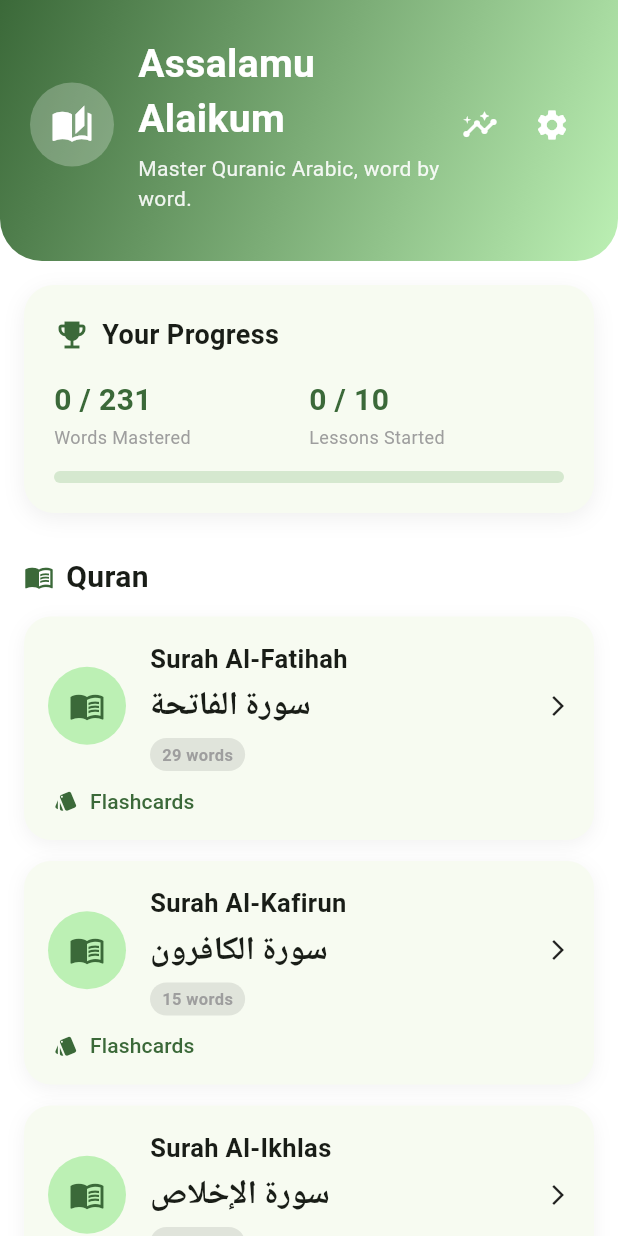
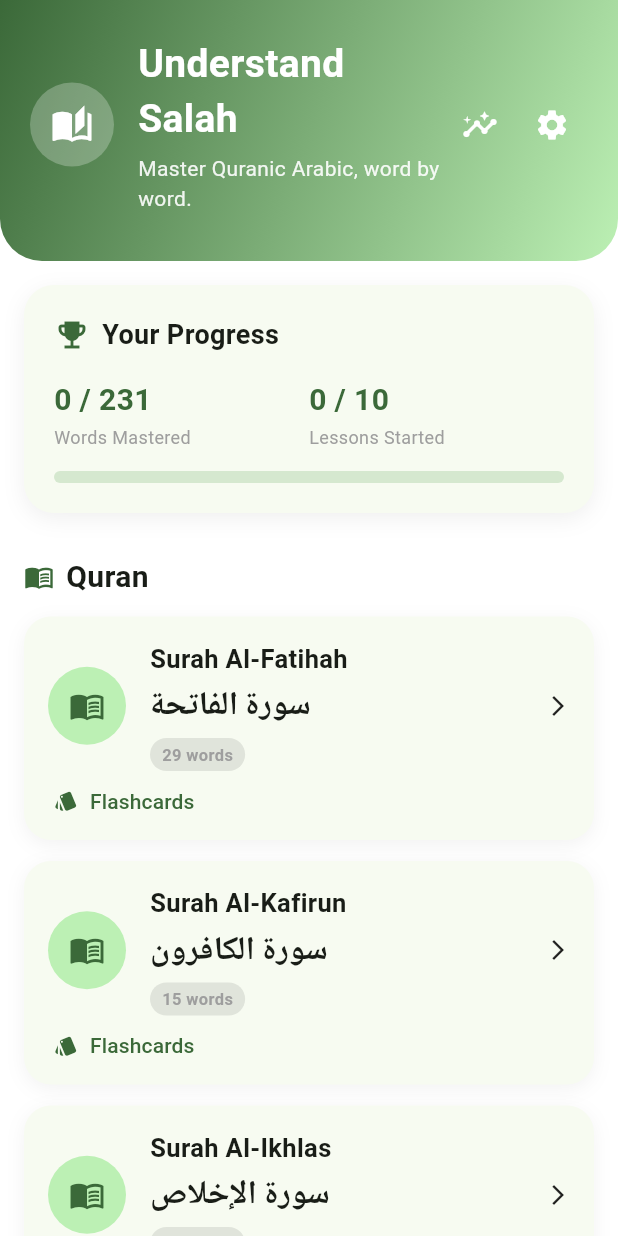
Before and after one commit to muhammadmahboob-collab/UnderstandSalah, a Flutter app: the screen it shows after launch, on a phone screen of 412 x 824 dp. Run offline on Flutter 3.47's test engine with Material 3 defaults, Android fonts, the phone set to English and light mode, and no system bars; our stand-ins replace shared_preferences.

Commit message:
Change home screen heading to Understand Salah

```diff
--- a/lib/screens/home_screen.dart
+++ b/lib/screens/home_screen.dart
@@ -169,7 +169,7 @@ class _HomeScreenState extends State<HomeScreen> {
               crossAxisAlignment: CrossAxisAlignment.start,
               children: [
                 const Text(
-                  "Assalamu Alaikum",
+                  "Understand Salah",
                   style: TextStyle(
                     fontSize: 26,
                     fontWeight: FontWeight.bold,
```
